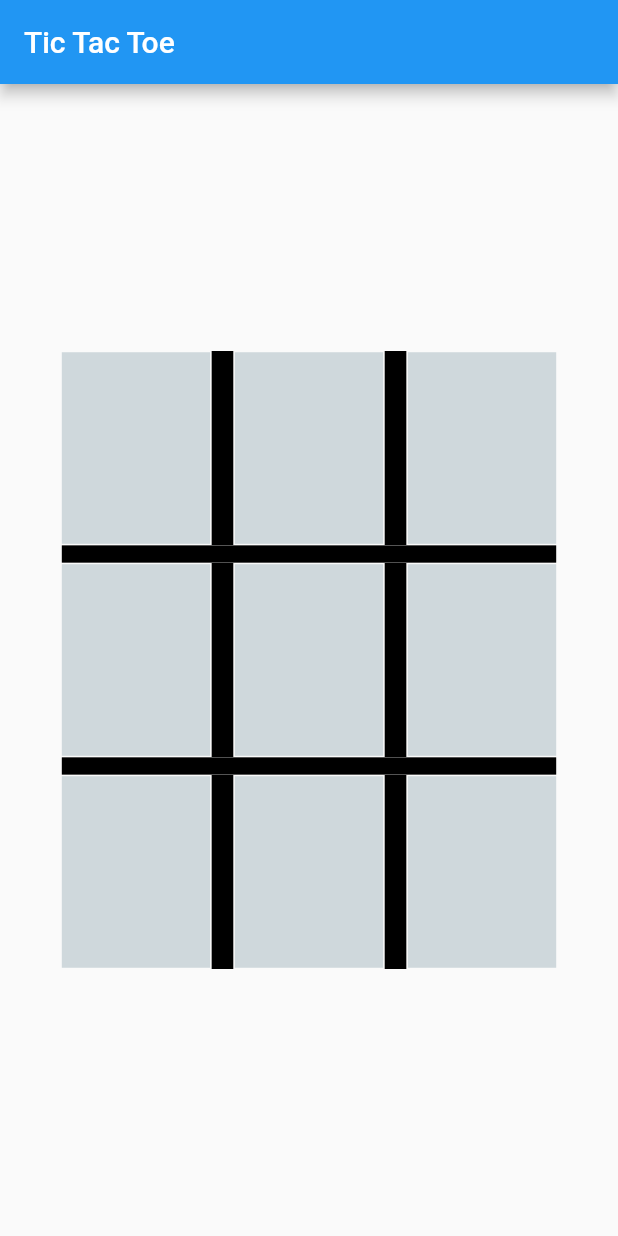
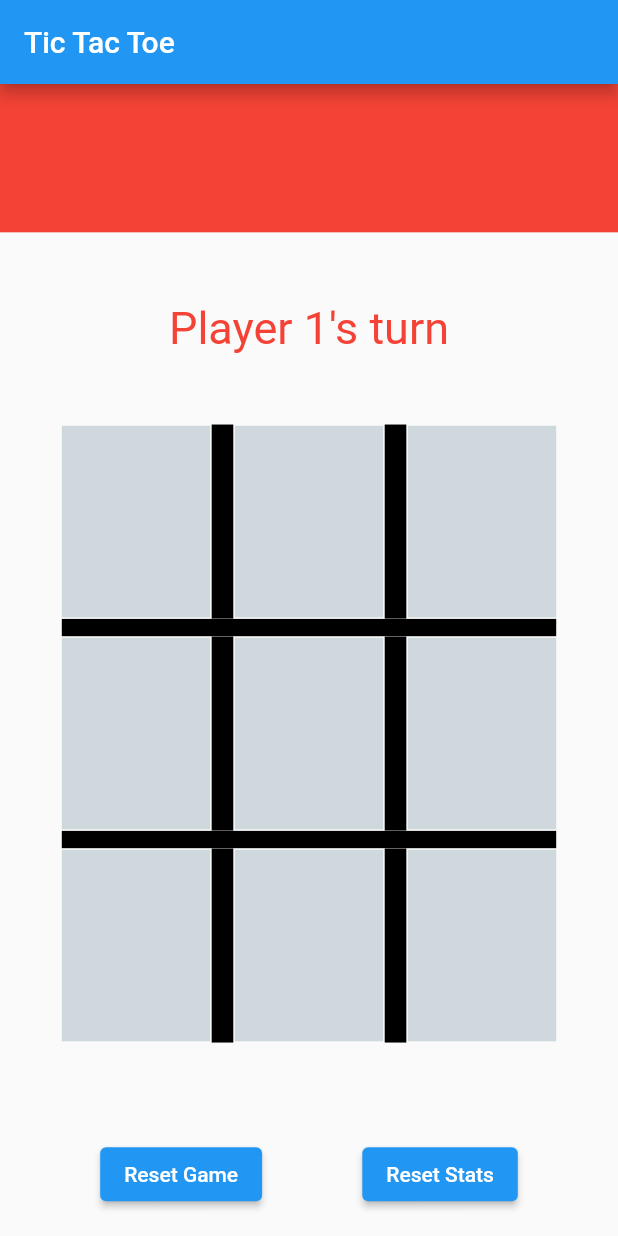
Before and after one commit to Chinmay487/tic_tac_toe, a Flutter app: the screen it shows after launch, on a phone screen of 412 x 824 dp. Run offline on Flutter 3.47's test engine with Material 2 defaults, Android fonts, the phone set to English and light mode, and no system bars.

Commit message:
reset button added

```diff
--- a/lib/game_board.dart
+++ b/lib/game_board.dart
@@ -12,11 +12,10 @@ class GameBoard extends StatefulWidget {
 
 class _GameBoardState extends State<GameBoard> {
 
-  GameBloc _gameBloc = GameBloc();
+  final GameBloc _gameBloc = GameBloc();
 
   void onGestureTapFunction(int index){
     _gameBloc.tappedButtonIndexSink.add(index);
-    // print("Counter 2 : $index");
   }
 
   List<Widget> getGameBoard(List<int>? gameData){
@@ -67,12 +66,43 @@ class _GameBoardState extends State<GameBoard> {
   @override
   void dispose(){
     super.dispose();
+    _gameBloc.dispose();
   }
 
   @override
   Widget build(BuildContext context) {
-    return Center(
-      child: SizedBox(
+    return Column(
+      mainAxisAlignment: MainAxisAlignment.spaceBetween,
+      children: [
+        Container(
+          width: double.infinity,
+          height: MediaQuery.of(context).size.height * 0.12,
+          color: Colors.red,
+          // child: Row(
+          //   children: [
+          //     Column(),
+          //     Column(),
+          //   ],
+          // ),
+        ),
+        Center(
+          child:StreamBuilder(
+            stream: _gameBloc.isPlayer1Stream,
+            initialData: true,
+            builder: (context,snapshot){
+              dynamic info = snapshot.data;
+              String displayText = info ? "Player 1's turn" : "Player 2's turn";
+              return Text(
+                displayText,
+                style: TextStyle(
+                  fontSize: 30.0,
+                  color: info ? Colors.red : Colors.blue,
+                ),
+              );
+            },
+          ),
+        ),
+        SizedBox(
           width: MediaQuery.of(context).size.width*0.8,
           height: MediaQuery.of(context).size.height*0.5,
           child: StreamBuilder(
@@ -91,6 +121,27 @@ class _GameBoardState extends State<GameBoard> {
             },
           ),
         ),
+        SizedBox(
+          width: double.infinity,
+          height: MediaQuery.of(context).size.height * 0.1,
+          // color: Colors.red,
+          child: Row(
+            mainAxisAlignment: MainAxisAlignment.spaceEvenly,
+            children: [
+              ElevatedButton(
+                onPressed: (){
+                  _gameBloc.resetGame();
+                },
+                child: const Text("Reset Game"),
+              ),
+              ElevatedButton(
+                onPressed: (){},
+                child: const Text("Reset Stats"),
+              ),
+            ],
+          ),
+        ),
+      ],
     );
   }
 }
```
Also changed, not shown: lib/game_bloc.dart (+23 -3 lines). Lines whose indentation alone changed are shown as unchanged.
